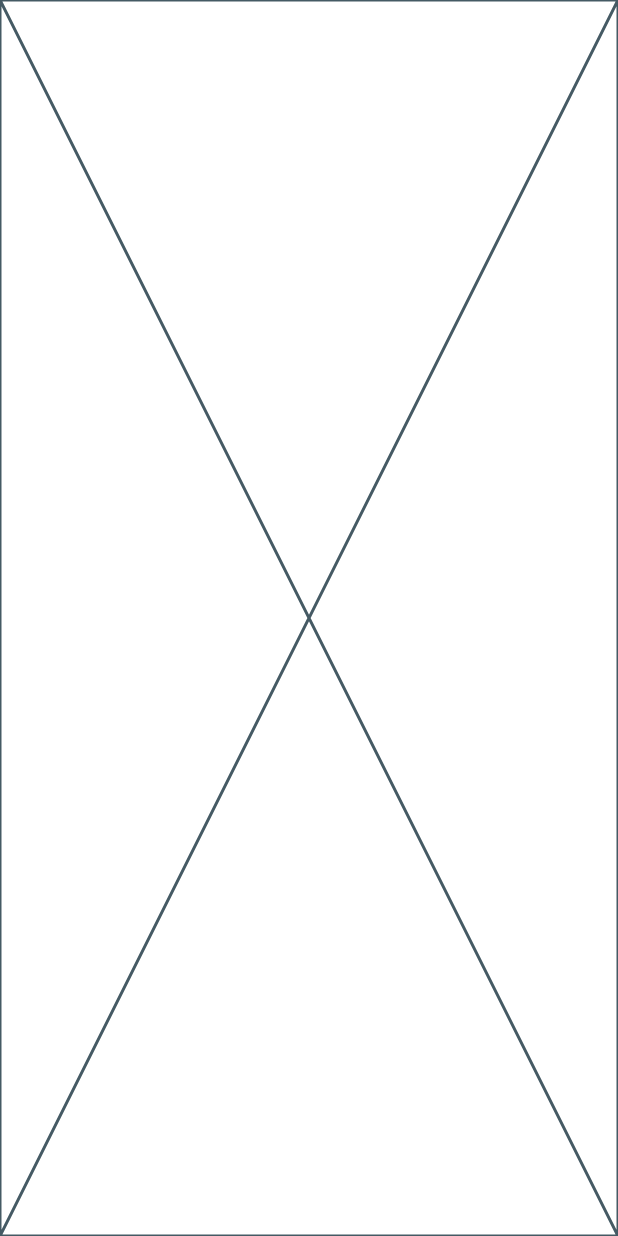
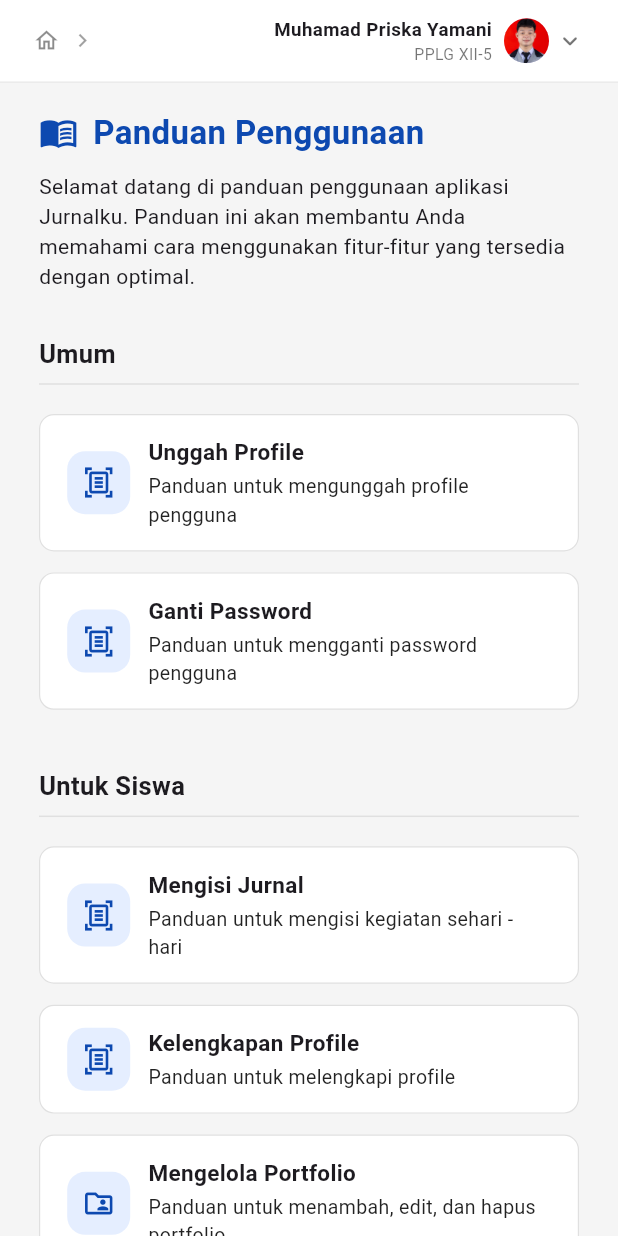
Before and after one commit to muhamadpriskayamani/Jurnalku, a Flutter app: the screen it shows after launch, on a phone screen of 412 x 824 dp. Run offline on Flutter 3.47's test engine with Material 3 defaults, Android fonts, the phone set to English and light mode, and no system bars.

Commit message:
menambahkan hal panduan pengguna

```diff
--- a/lib/login.dart
+++ /dev/null
@@ -1,10 +0,0 @@
-import 'package:flutter/material.dart';
-
-class Login extends StatelessWidget {
-  const Login({super.key});
-
-  @override
-  Widget build(BuildContext context) {
-    return const Placeholder();
-  }
-}
--- a/lib/main.dart
+++ b/lib/main.dart
@@ -1,5 +1,5 @@
 import 'package:flutter/material.dart';
-import 'package:jurnalku/login.dart';
+import 'package:jurnalku/panduan_pengguna.dart';
 
 void main() {
   runApp(const MyApp());
@@ -13,7 +13,8 @@
   Widget build(BuildContext context) {
     return MaterialApp(
       title: 'Flutter Demo',
-      home: Login(),
+      debugShowCheckedModeBanner: false,
+      home: PanduanPengguna(),
     );
   }
 }
--- /dev/null
+++ b/lib/panduan_detail.dart
@@ -0,0 +1,22 @@
+import 'package:flutter/material.dart';
+
+class DetailPage extends StatelessWidget {
+  final String title;
+
+  const DetailPage({super.key, required this.title});
+
+  @override
+  Widget build(BuildContext context) {
+    return Scaffold(
+      appBar: AppBar(
+        title: Text(title),
+      ),
+      body: Center(
+        child: Text(
+          "Ini adalah halaman detail untuk: $title",
+          style: const TextStyle(fontSize: 16),
+        ),
+      ),
+    );
+  }
+}
--- /dev/null
+++ b/lib/panduan_pengguna.dart
@@ -0,0 +1,239 @@
+import 'package:flutter/material.dart';
+import 'package:jurnalku/panduan_detail.dart';
+
+class PanduanPengguna extends StatelessWidget {
+  const PanduanPengguna({super.key});
+
+  @override
+  Widget build(BuildContext context) {
+    return Scaffold(
+      backgroundColor: Colors.grey.shade100,
+      appBar: PreferredSize(
+        preferredSize: Size.fromHeight(55),
+        child: Container(
+          decoration: BoxDecoration(
+            color: Colors.white,
+            border: Border(
+              bottom: BorderSide(color: Colors.black12, width: 0.6),
+            ),
+          ),
+          padding: EdgeInsets.symmetric(horizontal: 22),
+          child: Row(
+            mainAxisAlignment: MainAxisAlignment.spaceBetween,
+            children: [
+              Row(
+                children: [
+                  Icon(Icons.home_outlined, size: 18, color: Colors.black45),
+                  SizedBox(width: 6),
+                  Icon(Icons.chevron_right, size: 18, color: Colors.black38),
+                  SizedBox(width: 6),
+                  Builder(
+                    builder: (context) {
+                      double width = MediaQuery.of(context).size.width;
+                      // kalau layar kecil, tulisan nya di sembunyiin
+                      if (width < 500) {
+                        return SizedBox.shrink();
+                      }
+                      return Text(
+                        "Panduan Penggunaan",
+                        style: TextStyle(
+                          fontSize: 13,
+                          color: Colors.black87,
+                          fontWeight: FontWeight.w500,
+                        ),
+                      );
+                    },
+                  ),
+                ],
+              ),
+              Row(
+                children: [
+                  Column(
+                    crossAxisAlignment: CrossAxisAlignment.end,
+                    mainAxisAlignment: MainAxisAlignment.center,
+                    children: [
+                      Text(
+                        "Muhamad Priska Yamani",
+                        style: TextStyle(
+                          fontSize: 12.5,
+                          fontWeight: FontWeight.w600,
+                        ),
+                      ),
+                      Text(
+                        "PPLG XII-5",
+                        style: TextStyle(fontSize: 10.5, color: Colors.black54),
+                      ),
+                    ],
+                  ),
+                  SizedBox(width: 8),
+                  CircleAvatar(
+                    radius: 15,
+                    backgroundImage: AssetImage("assets/images/profile.jpg"),
+                  ),
+                  SizedBox(width: 4),
+                  Icon(
+                    Icons.keyboard_arrow_down_rounded,
+                    size: 20,
+                    color: Colors.black54,
+                  ),
+                ],
+              ),
+            ],
+          ),
+        ),
+      ),
+      body: SingleChildScrollView(
+        padding: EdgeInsets.symmetric(horizontal: 26, vertical: 18),
+        child: Column(
+          crossAxisAlignment: CrossAxisAlignment.start,
+          children: [
+            Row(
+              children: [
+                Icon(
+                  Icons.menu_book_outlined,
+                  color: Color.fromARGB(255, 13, 73, 176),
+                  size: 26,
+                ),
+                SizedBox(width: 10),
+                Text(
+                  "Panduan Penggunaan",
+                  style: TextStyle(
+                    fontSize: 22,
+                    color: Color.fromARGB(255, 13, 73, 176),
+                    fontWeight: FontWeight.bold,
+                  ),
+                ),
+              ],
+            ),
+            SizedBox(height: 10),
+            Text(
+              "Selamat datang di panduan penggunaan aplikasi Jurnalku. Panduan ini akan membantu Anda memahami cara menggunakan fitur-fitur yang tersedia dengan optimal.",
+              style: TextStyle(fontSize: 14, height: 1.4),
+            ),
+            SizedBox(height: 30),
+            Text(
+              "Umum",
+              style: TextStyle(fontSize: 17, fontWeight: FontWeight.w700),
+            ),
+            Divider(color: Colors.grey.shade300),
+            SizedBox(height: 12),
+            _menuItem(
+              context,
+              icon: Icons.document_scanner_outlined,
+              title: "Unggah Profile",
+              subtitle: "Panduan untuk mengunggah profile pengguna",
+            ),
+            _menuItem(
+              context,
+              icon: Icons.document_scanner_outlined,
+              title: "Ganti Password",
+              subtitle: "Panduan untuk mengganti password pengguna",
+            ),
+            SizedBox(height: 25),
+            Text(
+              "Untuk Siswa",
+              style: TextStyle(fontSize: 17, fontWeight: FontWeight.w700),
+            ),
+            Divider(color: Colors.grey.shade300),
+            SizedBox(height: 12),
+            _menuItem(
+              context,
+              icon: Icons.document_scanner_outlined,
+              title: "Mengisi Jurnal",
+              subtitle: "Panduan untuk mengisi kegiatan sehari - hari",
+            ),
+            _menuItem(
+              context,
+              icon: Icons.document_scanner_outlined,
+              title: "Kelengkapan Profile",
+              subtitle: "Panduan untuk melengkapi profile",
+            ),
+            _menuItem(
+              context,
+              icon: Icons.folder_shared_outlined,
+              title: "Mengelola Portfolio",
+              subtitle: "Panduan untuk menambah, edit, dan hapus portfolio",
+            ),
+            _menuItem(
+              context,
+              icon: Icons.check_circle_outlined,
+              title: "Mengelola Sertifikat",
+              subtitle: "Panduan untuk menambah, edit, dan hapus sertifikat",
+            ),
+            _menuItem(
+              context,
+              icon: Icons.error_outlined,
+              title: "Catatan Sikap Saya",
+              subtitle: "Panduan untuk melihat dan memahami catatan sikap",
+            ),
+          ],
+        ),
+      ),
+    );
+  }
+
+  Widget _menuItem(
+    BuildContext context, {
+    required IconData icon,
+    required String title,
+    required String subtitle,
+  }) {
+    return InkWell(
+      onTap: () {
+        Navigator.push(
+          context,
+          MaterialPageRoute(builder: (_) => DetailPage(title: title)),
+        );
+      },
+      child: Container(
+        margin: EdgeInsets.only(bottom: 14),
+        padding: EdgeInsets.symmetric(horizontal: 18, vertical: 14),
+        decoration: BoxDecoration(
+          color: Colors.white,
+          borderRadius: BorderRadius.circular(10),
+          border: Border.all(color: Colors.black12, width: 0.8),
+        ),
+        child: Row(
+          children: [
+            Container(
+              padding: EdgeInsets.all(10),
+              decoration: BoxDecoration(
+                color: Color(0xFFE5EEFF),
+                borderRadius: BorderRadius.circular(12),
+                // boxShadow: [
+                //   BoxShadow(
+                //     color: Colors.black12,
+                //     blurRadius: 6,
+                //     offset: Offset(0, 3),
+                //   ),
+                // ],
+              ),
+              child: Icon(
+                icon,
+                color: Color.fromARGB(255, 13, 73, 176),
+                size: 22,
+              ),
+            ),
+            SizedBox(width: 12),
+            Expanded(
+              child: Column(
+                crossAxisAlignment: CrossAxisAlignment.start,
+                children: [
+                  Text(
+                    title,
+                    style: TextStyle(fontSize: 15, fontWeight: FontWeight.w600),
+                  ),
+                  SizedBox(height: 3),
+                  Text(
+                    subtitle,
+                    style: TextStyle(fontSize: 13, color: Colors.black87),
+                  ),
+                ],
+              ),
+            ),
+          ],
+        ),
+      ),
+    );
+  }
+}
--- a/pubspec.yaml
+++ b/pubspec.yaml
@@ -58,9 +58,9 @@
   uses-material-design: true
 
   # To add assets to your application, add an assets section, like this:
-  # assets:
-  #   - images/a_dot_burr.jpeg
-  #   - images/a_dot_ham.jpeg
+  assets:
+    - assets/images/
+    - assets/icons/
 
   # An image asset can refer to one or more resolution-specific "variants", see
   # https://flutter.dev/to/resolution-aware-images
```
Also changed, not shown: assets/images/profile.jpg (added), pubspec.lock.
